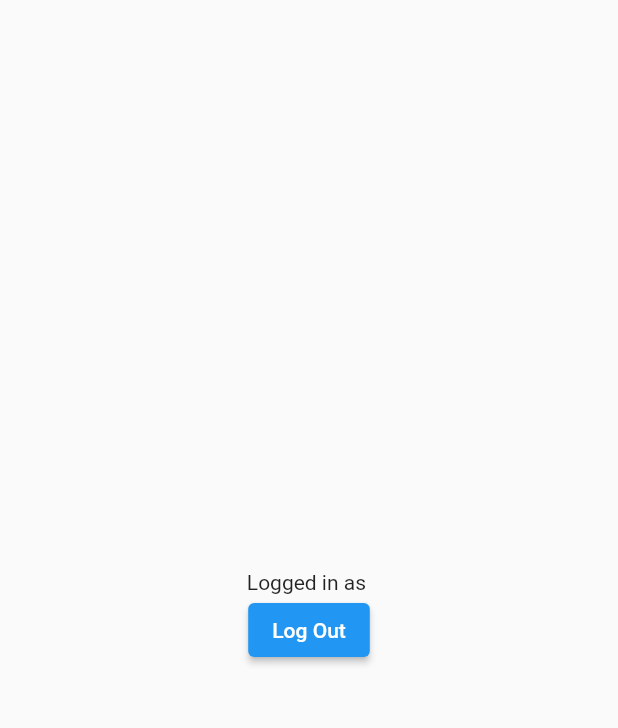
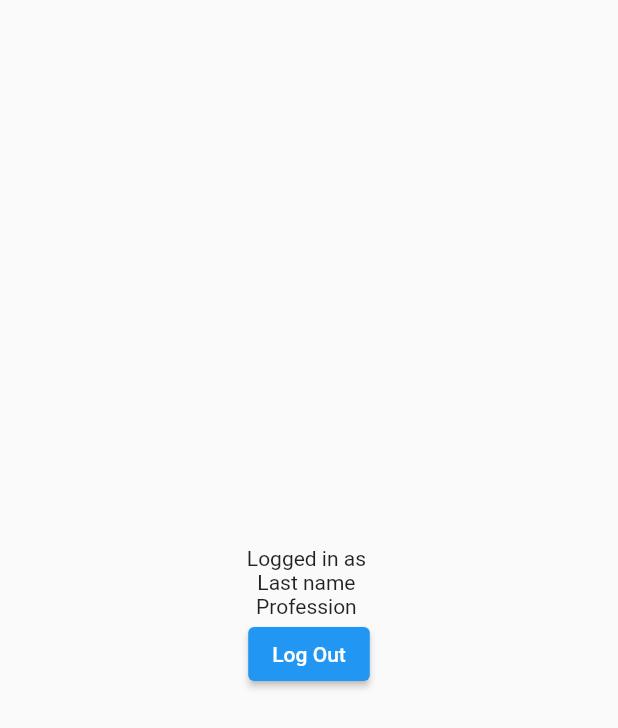
Before and after one commit to ishaquekannoth/firebase, a Flutter app: the screen it shows once a user with an empty profile is signed in, on a phone screen of 412 x 824 dp. Shown: the top 728 px of the screen. Run offline on Flutter 3.47's test engine with Material 2 defaults, Android fonts, the phone set to English and light mode, and no system bars; our stand-ins replace cloud_firestore, email_validator, firebase_auth, firebase_core, image_picker; accounts and stored records are empty; key blocks and very long unbroken strings in the code were emptied for the run.

Commit message:
Working future builder

```diff
--- a/lib/controller/logged_in_provider.dart
+++ b/lib/controller/logged_in_provider.dart
@@ -1,13 +1,11 @@
 import 'package:cloud_firestore/cloud_firestore.dart';
 import 'package:fire_base_first/model/user_model.dart';
-import 'package:firebase_auth/firebase_auth.dart';
 import 'package:flutter/cupertino.dart';
 
 class LoggedInProv extends ChangeNotifier {
-
-  getUserDetails(String email) async {
+  Future<UserModel> getUserDetails(String email) async {
     var doc =
         await FirebaseFirestore.instance.collection('users').doc(email).get();
-    print(UserModel.fromMap(doc).toMapped().toString());
+    return (UserModel.fromMap(doc));
   }
 }
--- a/lib/view/logged_in_page.dart
+++ b/lib/view/logged_in_page.dart
@@ -1,5 +1,5 @@
-import 'package:cloud_firestore/cloud_firestore.dart';
 import 'package:fire_base_first/controller/logged_in_provider.dart';
+import 'package:fire_base_first/model/user_model.dart';
 import 'package:fire_base_first/view/login_screen.dart';
 import 'package:firebase_auth/firebase_auth.dart';
 import 'package:flutter/material.dart';
@@ -12,16 +12,24 @@ class LoggedIn extends StatelessWidget {
   @override
   Widget build(BuildContext context) {
     return SafeArea(
-      child: (Scaffold(body: FutureBuilder(
-        future: Provider.of<LoggedInProv>(context).getUserDetails(user!.email!),
-        builder: (context, snapshot) {
+      child: (Scaffold(
+          body: FutureBuilder(
+        future: Provider.of<LoggedInProv>(context, listen: false)
+            .getUserDetails(user!.email.toString()),
+        builder: (context, AsyncSnapshot<UserModel> snapshot) {
           if (snapshot.connectionState == ConnectionState.waiting) {
             return const Center(child: CircularProgressIndicator());
+          } else if (snapshot.hasError) {
+            return const Center(child: Text('Errr occured'));
           } else {
             return Column(
               mainAxisAlignment: MainAxisAlignment.center,
               children: [
-                Center(child: Text("Logged in as ${user!.email}")),
+                Center(child: Text("Logged in as ${snapshot.data!.name}")),
+                Text("Last name ${snapshot.data!.lastName}"),
+                Text("Profession ${snapshot.data!.profession}"),
+
+
                 ElevatedButton(
                     onPressed: () async {
                       await FirebaseAuth.instance.signOut().then((value) =>
@@ -38,5 +46,4 @@ class LoggedIn extends StatelessWidget {
       ))),
     );
   }
-
 }
```
